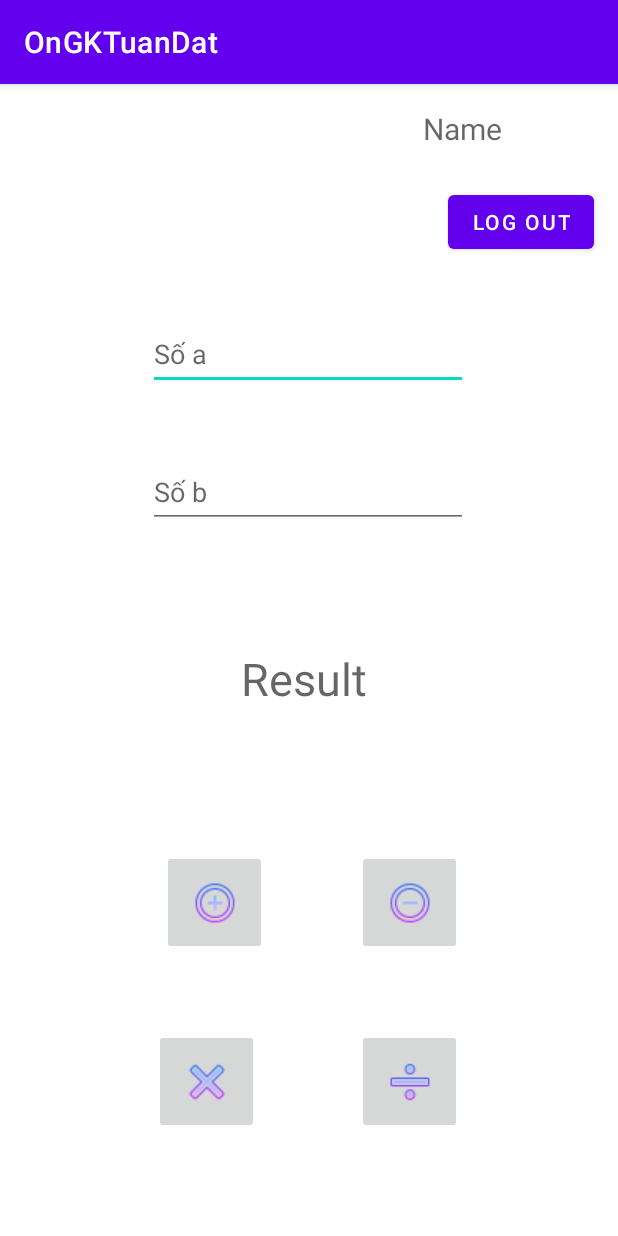
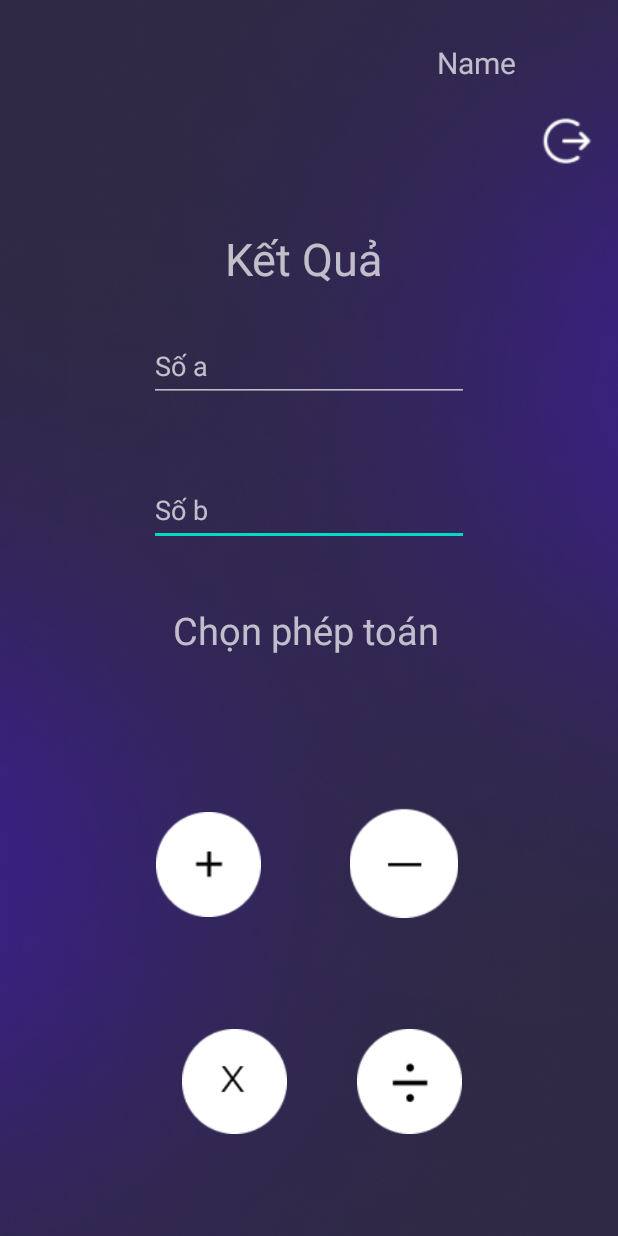
Before and after one commit to dadasaf111/GiuaKiAndroidNangCao, an Android app: the MainActivity2 screen opened directly, with no data from a screen before it, on a phone screen of 412 x 824 dp. Run offline under Robolectric (Android 15) with nearby library versions, the light colour scheme and no system bars; 1 statement that could not run was skipped.

Commit message:
update UI

```diff
--- a/app/src/main/java/com/example/ongktuandat/MainActivity2.java
+++ b/app/src/main/java/com/example/ongktuandat/MainActivity2.java
@@ -26,10 +26,10 @@ import com.google.android.gms.tasks.OnCompleteListener;
 import com.google.android.gms.tasks.Task;
 
 public class MainActivity2 extends AppCompatActivity {
-    ImageButton btnAdd ,btnSub,btnMulti,btnDiv;
+    ImageView btnAdd ,btnSub,btnMulti,btnDiv;
     EditText edtA, edtB;
     TextView kq;
-    Button signOut;
+    ImageView signOut;
     ImageView imgAvatar;
     TextView textView_UserName;
     GoogleSignInClient mGoogleSignInClient;
@@ -113,10 +113,10 @@ public class MainActivity2 extends AppCompatActivity {
     }
     void initView()
     {
-        btnAdd =(ImageButton) findViewById(R.id.btnAdd);
-        btnSub =(ImageButton) findViewById(R.id.btnSub);
-        btnMulti =(ImageButton) findViewById(R.id.btnMulti);
-        btnDiv=(ImageButton) findViewById(R.id.btnDiv);
+        btnAdd = findViewById(R.id.btnAdd);
+        btnSub = findViewById(R.id.btnSub);
+        btnMulti = findViewById(R.id.btnMulti);
+        btnDiv= findViewById(R.id.btnDiv);
         edtA = (EditText) findViewById(R.id.edtA);
         edtB = (EditText) findViewById(R.id.edtB);
         kq = (TextView)findViewById(R.id.textViewKq) ;
--- a/app/src/main/res/layout/activity_main2.xml
+++ b/app/src/main/res/layout/activity_main2.xml
@@ -4,34 +4,18 @@
     xmlns:tools="http://schemas.android.com/tools"
     android:layout_width="match_parent"
     android:layout_height="match_parent"
+    android:background="@drawable/background"
     tools:context=".MainActivity2">
 
-    <Button
+    <ImageView
         android:id="@+id/signOut"
         android:layout_width="wrap_content"
         android:layout_height="wrap_content"
         android:layout_marginTop="68dp"
         android:layout_marginEnd="16dp"
         android:text="Log Out"
+        android:src="@drawable/signout"
         app:layout_constraintEnd_toEndOf="parent"
-        app:layout_constraintTop_toTopOf="parent" />
-
-    <EditText
-        android:id="@+id/edtA"
-        android:layout_width="wrap_content"
-        android:layout_height="wrap_content"
-        android:layout_marginStart="8dp"
-        android:layout_marginTop="156dp"
-        android:layout_marginEnd="8dp"
-        android:ems="10"
-        android:hint="Số a"
-        android:inputType="number"
-        android:minHeight="48dp"
-        app:layout_constraintEnd_toEndOf="parent"
-        app:layout_constraintHorizontal_bias="0.497"
-        app:layout_constraintLeft_toLeftOf="parent"
-        app:layout_constraintRight_toRightOf="parent"
-        app:layout_constraintStart_toStartOf="parent"
         app:layout_constraintTop_toTopOf="parent" />
 
     <EditText
@@ -39,83 +23,102 @@
         android:layout_width="wrap_content"
         android:layout_height="wrap_content"
         android:layout_marginStart="8dp"
-        android:layout_marginTop="44dp"
+        android:layout_marginTop="48dp"
         android:layout_marginEnd="8dp"
         android:ems="10"
         android:hint="Số b"
         android:inputType="number"
         android:minHeight="48dp"
+        android:textColor="@color/white"
         app:layout_constraintEnd_toEndOf="parent"
-        app:layout_constraintHorizontal_bias="0.497"
         app:layout_constraintLeft_toLeftOf="parent"
         app:layout_constraintRight_toRightOf="parent"
         app:layout_constraintStart_toStartOf="parent"
         app:layout_constraintTop_toBottomOf="@+id/edtA" />
 
+    <EditText
+        android:id="@+id/edtA"
+        android:layout_width="wrap_content"
+        android:layout_height="wrap_content"
+        android:layout_marginStart="8dp"
+        android:layout_marginTop="220dp"
+        android:layout_marginEnd="8dp"
+        android:ems="10"
+        android:hint="Số a"
+        android:inputType="number"
+        android:minHeight="48dp"
+        android:textColor="@color/white"
+        app:layout_constraintEnd_toEndOf="parent"
+        app:layout_constraintLeft_toLeftOf="parent"
+        app:layout_constraintRight_toRightOf="parent"
+        app:layout_constraintStart_toStartOf="parent"
+        app:layout_constraintTop_toTopOf="parent" />
+
     <TextView
         android:id="@+id/textViewKq"
         android:layout_width="wrap_content"
         android:layout_height="wrap_content"
-        android:layout_marginTop="80dp"
+        android:layout_marginTop="152dp"
         android:gravity="center"
-        android:hint="Result "
+        android:hint="Kết Quả "
+        android:textColor="@color/white"
         android:textSize="30dp"
         app:layout_constraintEnd_toEndOf="parent"
-        app:layout_constraintHorizontal_bias="0.501"
         app:layout_constraintStart_toStartOf="parent"
-        app:layout_constraintTop_toBottomOf="@+id/edtB" />
+        app:layout_constraintTop_toTopOf="parent" />
 
-    <ImageButton
+    <ImageView
         android:id="@+id/btnAdd"
         android:layout_width="70dp"
         android:layout_height="70dp"
-        android:layout_marginStart="108dp"
+        android:layout_marginStart="104dp"
         android:layout_marginTop="164dp"
-        android:src="@drawable/plus"
+        android:src="@drawable/cong"
         app:layout_constraintBottom_toTopOf="@+id/btnMulti"
         app:layout_constraintStart_toStartOf="parent"
         app:layout_constraintTop_toBottomOf="@+id/edtB"
-        app:layout_constraintVertical_bias="0.507" />
+        app:layout_constraintVertical_bias="0.15" />
 
-    <ImageButton
+    <ImageView
         android:id="@+id/btnSub"
-        android:layout_width="70dp"
-        android:layout_height="70dp"
+        android:layout_width="77dp"
+        android:layout_height="79dp"
         android:layout_marginTop="164dp"
         android:layout_marginEnd="104dp"
-        android:src="@drawable/minus"
+        android:src="@drawable/tru"
         app:layout_constraintBottom_toTopOf="@+id/btnDiv"
         app:layout_constraintEnd_toEndOf="parent"
         app:layout_constraintTop_toBottomOf="@+id/edtB"
-        app:layout_constraintVertical_bias="0.507" />
+        app:layout_constraintVertical_bias="0.059" />
 
-    <ImageButton
+    <ImageView
         android:id="@+id/btnDiv"
         android:layout_width="70dp"
         android:layout_height="70dp"
         android:layout_marginEnd="104dp"
         android:layout_marginBottom="68dp"
-        android:src="@drawable/divide"
+        android:src="@drawable/chia"
         app:layout_constraintBottom_toBottomOf="parent"
         app:layout_constraintEnd_toEndOf="parent" />
 
-    <ImageButton
+    <ImageView
         android:id="@+id/btnMulti"
         android:layout_width="70dp"
         android:layout_height="70dp"
         android:layout_marginBottom="68dp"
-        android:src="@drawable/multiply"
+        android:src="@drawable/nhan"
         app:layout_constraintBottom_toBottomOf="parent"
         app:layout_constraintEnd_toStartOf="@+id/btnDiv"
-        app:layout_constraintHorizontal_bias="0.61"
+        app:layout_constraintHorizontal_bias="0.724"
         app:layout_constraintStart_toStartOf="parent" />
 
     <ImageView
         android:id="@+id/imgAvatar"
         android:layout_width="50dp"
         android:layout_height="50dp"
+        android:layout_marginTop="16dp"
         app:layout_constraintEnd_toEndOf="parent"
-        app:layout_constraintHorizontal_bias="0.476"
+        app:layout_constraintHorizontal_bias="0.492"
         app:layout_constraintStart_toStartOf="parent"
         app:layout_constraintTop_toTopOf="parent"
         tools:srcCompat="@tools:sample/avatars" />
@@ -124,11 +127,24 @@
         android:id="@+id/textView_AccGoogle"
         android:layout_width="wrap_content"
         android:layout_height="wrap_content"
-        android:layout_marginTop="16dp"
+        android:layout_marginTop="28dp"
         android:hint="Name"
         android:textSize="20dp"
         app:layout_constraintEnd_toEndOf="parent"
-        app:layout_constraintHorizontal_bias="0.436"
+        app:layout_constraintHorizontal_bias="0.483"
         app:layout_constraintStart_toEndOf="@+id/imgAvatar"
         app:layout_constraintTop_toTopOf="parent" />
+
+    <TextView
+        android:id="@+id/textView2"
+        android:layout_width="221dp"
+        android:layout_height="49dp"
+        android:text="Chọn phép toán"
+        android:textSize="25dp"
+        app:layout_constraintBottom_toBottomOf="parent"
+        app:layout_constraintEnd_toEndOf="parent"
+        app:layout_constraintHorizontal_bias="0.604"
+        app:layout_constraintStart_toStartOf="parent"
+        app:layout_constraintTop_toTopOf="parent"
+        app:layout_constraintVertical_bias="0.52" />
 </androidx.constraintlayout.widget.ConstraintLayout>
--- a/app/src/main/res/values/themes.xml
+++ b/app/src/main/res/values/themes.xml
@@ -1,6 +1,6 @@
 <resources xmlns:tools="http://schemas.android.com/tools">
     <!-- Base application theme. -->
-    <style name="Theme.OnGKTuanDat" parent="Theme.MaterialComponents.DayNight.DarkActionBar">
+    <style name="Theme.OnGKTuanDat" parent="Theme.MaterialComponents.NoActionBar">
         <!-- Primary brand color. -->
         <item name="colorPrimary">@color/purple_500</item>
         <item name="colorPrimaryVariant">@color/purple_700</item>
```
Also changed, not shown: app/src/main/res/drawable-v24/chia.png (added), app/src/main/res/drawable-v24/cong.png (added), app/src/main/res/drawable-v24/nhan.png (added), app/src/main/res/drawable-v24/signout.png, app/src/main/res/drawable-v24/tru.png (added).
